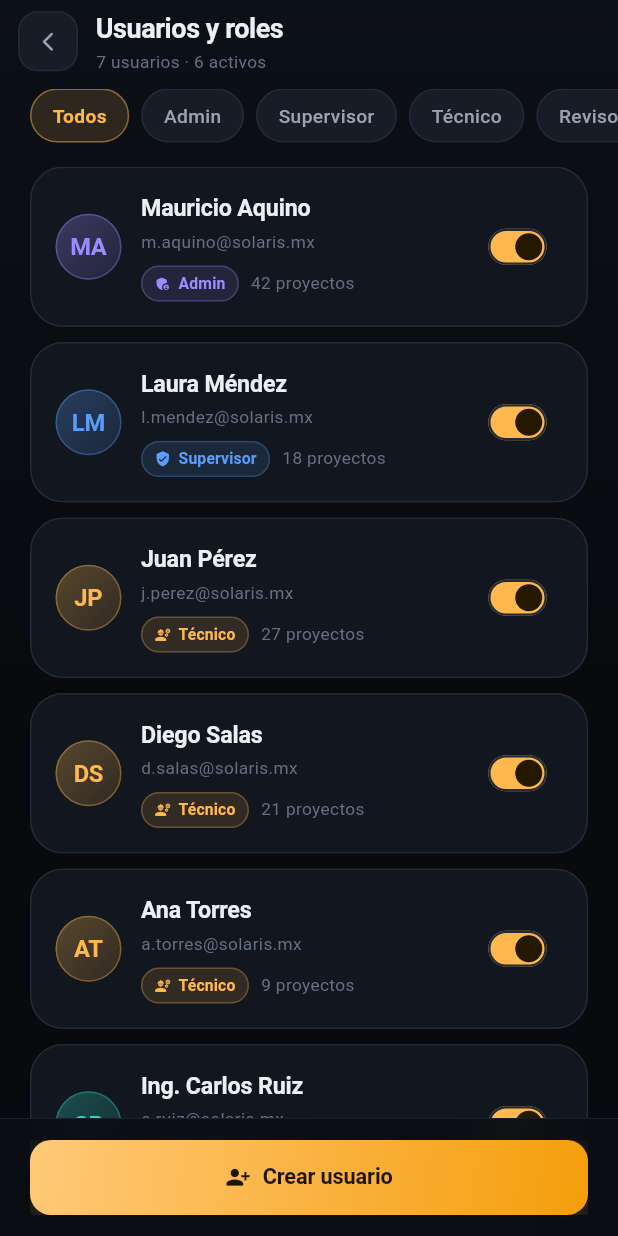
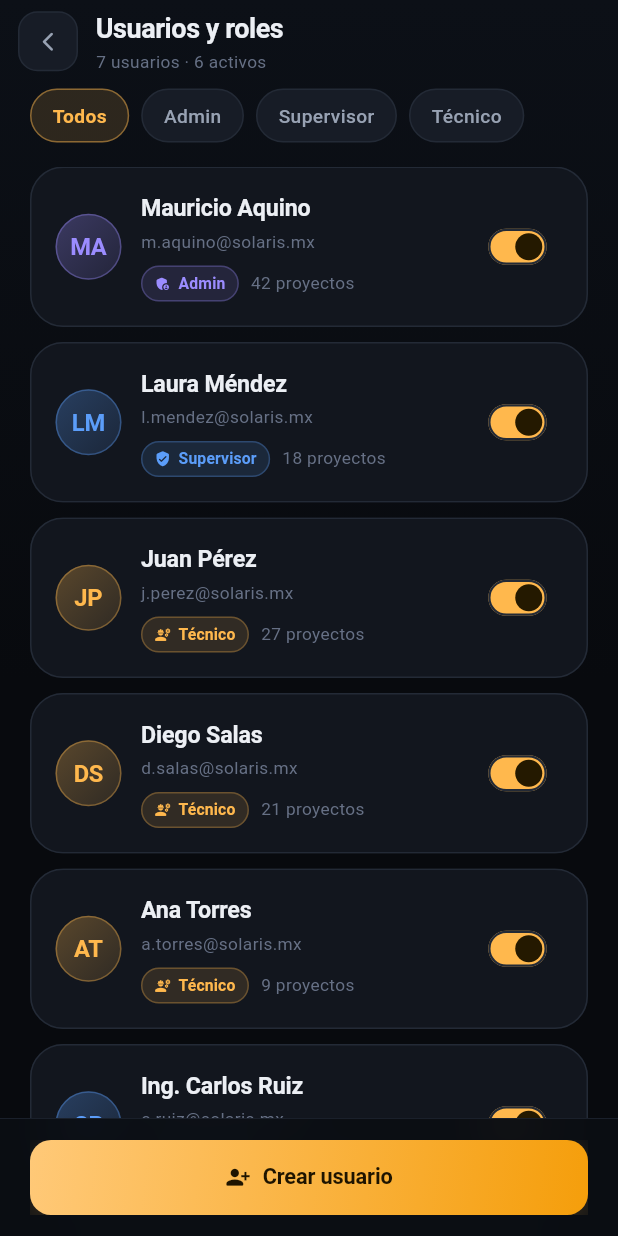
Before and after one commit to mauurier/solaris, a Flutter app: the UsersScreen screen opened directly, on a phone screen of 412 x 824 dp. Run offline on Flutter 3.47's test engine with Material 3 defaults, Android fonts, the phone set to English and light mode, and no system bars; our stand-ins replace camera, file_picker, geolocator, share_plus, sqflite, video_player; accounts and stored records are empty.

Commit message:
feat: Se eliminó el rol de revisor y sus funciones las absorbe el supervisor
- Se quitó UserRole.revisor del modelo, del inicio de sesión y del perfil.
- El supervisor ahora revisa información técnica y evidencia, registra
  observaciones de revisión, solicita correcciones y aprueba o rechaza
  levantamientos.
- El usuario de ejemplo Ing. Carlos Ruiz pasa a ser supervisor.
- Se retiraron las restricciones exclusivas del revisor en visitas,
  documentos del proyecto y creación de proyectos.
- Se actualizaron los filtros y el alta de usuarios, y el README.

```diff
--- a/lib/data/mock_data.dart
+++ b/lib/data/mock_data.dart
@@ -29,9 +29,6 @@ class AppState extends ChangeNotifier {
       case UserRole.tecnico:
         userName = 'Juan Pérez';
         userInitials = 'JP';
-      case UserRole.revisor:
-        userName = 'Ing. Carlos Ruiz';
-        userInitials = 'CR';
     }
     notifyListeners();
   }
@@ -431,7 +428,7 @@ class Mock {
     AppUser(name: 'Juan Pérez', role: UserRole.tecnico, email: 'j.perez@solaris.mx', initials: 'JP', projects: 27),
     AppUser(name: 'Diego Salas', role: UserRole.tecnico, email: 'd.salas@solaris.mx', initials: 'DS', projects: 21),
     AppUser(name: 'Ana Torres', role: UserRole.tecnico, email: 'a.torres@solaris.mx', initials: 'AT', projects: 9),
-    AppUser(name: 'Ing. Carlos Ruiz', role: UserRole.revisor, email: 'c.ruiz@solaris.mx', initials: 'CR', projects: 33),
+    AppUser(name: 'Ing. Carlos Ruiz', role: UserRole.supervisor, email: 'c.ruiz@solaris.mx', initials: 'CR', projects: 33),
     AppUser(name: 'Sofía Herrera', role: UserRole.tecnico, email: 's.herrera@solaris.mx', initials: 'SH', projects: 4, active: false),
   ];
 
--- a/lib/data/models.dart
+++ b/lib/data/models.dart
@@ -1,35 +1,31 @@
 import 'package:flutter/material.dart';
 import '../core/theme/app_colors.dart';
 
-enum UserRole { admin, supervisor, tecnico, revisor }
+enum UserRole { admin, supervisor, tecnico }
 
 extension UserRoleX on UserRole {
   String get label => switch (this) {
         UserRole.admin => 'Administrador',
         UserRole.supervisor => 'Supervisor',
         UserRole.tecnico => 'Técnico de campo',
-        UserRole.revisor => 'Revisor / Ingeniero',
       };
 
   String get short => switch (this) {
         UserRole.admin => 'Admin',
         UserRole.supervisor => 'Supervisor',
         UserRole.tecnico => 'Técnico',
-        UserRole.revisor => 'Revisor',
       };
 
   IconData get icon => switch (this) {
         UserRole.admin => Icons.admin_panel_settings_rounded,
         UserRole.supervisor => Icons.verified_user_rounded,
         UserRole.tecnico => Icons.engineering_rounded,
-        UserRole.revisor => Icons.fact_check_rounded,
       };
 
   Color get color => switch (this) {
         UserRole.admin => AppColors.violet,
         UserRole.supervisor => AppColors.blue,
         UserRole.tecnico => AppColors.accent,
-        UserRole.revisor => AppColors.teal,
       };
 }
 
--- a/lib/features/admin/users_screen.dart
+++ b/lib/features/admin/users_screen.dart
@@ -34,7 +34,7 @@ class _UsersScreenState extends State<UsersScreen> {
       child: Column(
         children: [
           FilterChips(
-            options: const ['Todos', 'Admin', 'Supervisor', 'Técnico', 'Revisor'],
+            options: const ['Todos', 'Admin', 'Supervisor', 'Técnico'],
             selected: _filter,
             onSelected: (v) => setState(() => _filter = v),
           ),
@@ -115,9 +115,10 @@ class _UsersScreenState extends State<UsersScreen> {
       UserRole.supervisor => [
           'Crear proyectos y visitas',
           'Asignar técnicos',
-          'Revisar información y evidencia',
+          'Revisar información técnica y evidencia',
+          'Registrar observaciones de revisión',
           'Solicitar correcciones',
-          'Aprobar levantamientos',
+          'Aprobar o rechazar levantamientos',
           'Generar reportes y descargar',
           'Consultar estadísticas',
         ],
@@ -130,13 +131,6 @@ class _UsersScreenState extends State<UsersScreen> {
           'Firmar el levantamiento',
           'Generar borrador del reporte',
           'Sincronizar información',
-        ],
-      UserRole.revisor => [
-          'Consultar levantamientos',
-          'Revisar información técnica y evidencia',
-          'Registrar observaciones',
-          'Solicitar correcciones',
-          'Aprobar o rechazar levantamientos',
         ],
     };
 
@@ -211,7 +205,7 @@ class _UsersScreenState extends State<UsersScreen> {
             const SizedBox(height: 16),
             const FieldLabel('Rol', required: true),
             SegmentedPicker(
-              options: const ['Admin', 'Superv.', 'Técnico', 'Revisor'],
+              options: const ['Admin', 'Superv.', 'Técnico'],
               selected: 'Técnico',
               onSelected: (_) {},
             ),
--- a/lib/features/dashboard/dashboard_screen.dart
+++ b/lib/features/dashboard/dashboard_screen.dart
@@ -48,7 +48,7 @@ class DashboardScreen extends StatelessWidget {
               const SizedBox(height: 22),
               _KpiRow(projects: projects, isField: isField),
               const SizedBox(height: 24),
-              _RecentProjects(projects: projects, onSeeAll: onSeeProjects, canCreate: !isField && state.role != UserRole.revisor),
+              _RecentProjects(projects: projects, onSeeAll: onSeeProjects, canCreate: !isField),
               if (state.role == UserRole.admin) ...[
                 const SizedBox(height: 24),
                 const _AdminTools(),
--- a/lib/features/projects/project_detail_screen.dart
+++ b/lib/features/projects/project_detail_screen.dart
@@ -97,7 +97,7 @@ class _ProjectDetailScreenState extends State<ProjectDetailScreen> {
                           style: T.tiny,
                         ),
                         const SizedBox(height: 14),
-                        ProjectDocumentsPanel(project: p, canEdit: role != UserRole.revisor),
+                        ProjectDocumentsPanel(project: p, canEdit: true),
                       ],
                     ),
                   'Evidencia' => _evidence(),
--- a/lib/features/review/review_screen.dart
+++ b/lib/features/review/review_screen.dart
@@ -103,7 +103,7 @@ class _ReviewScreenState extends State<ReviewScreen> {
             ),
           ),
           const SizedBox(height: 20),
-          const SectionLabel('Observaciones del revisor'),
+          const SectionLabel('Observaciones del supervisor'),
           GlassCard(
             child: Column(
               crossAxisAlignment: CrossAxisAlignment.stretch,
--- a/lib/features/visits/visit_screen.dart
+++ b/lib/features/visits/visit_screen.dart
@@ -34,7 +34,7 @@ class _VisitScreenState extends State<VisitScreen> {
 
   FieldVisit get v => widget.visit;
 
-  bool get _canEdit => v.started && !v.finished && AppState.instance.role != UserRole.revisor;
+  bool get _canEdit => v.started && !v.finished;
 
   Future<void> _start() async {
     setState(() => _starting = true);
@@ -81,7 +81,7 @@ class _VisitScreenState extends State<VisitScreen> {
                   _starting ? 'Obteniendo ubicación…' : 'Iniciar visita',
                   icon: Icons.play_circle_fill_rounded,
                   expand: true,
-                  onPressed: _starting || role == UserRole.revisor ? null : _start,
+                  onPressed: _starting ? null : _start,
                 )
               : v.finished
                   ? Row(
@@ -102,7 +102,7 @@ class _VisitScreenState extends State<VisitScreen> {
                       'Validar y finalizar',
                       icon: Icons.fact_check_rounded,
                       expand: true,
-                      onPressed: role == UserRole.revisor ? null : () => push(context, ValidationScreen(visit: v)),
+                      onPressed: () => push(context, ValidationScreen(visit: v)),
                     ),
           child: v.started ? _inProgress(project) : _notStarted(project),
         );
```
Also changed, not shown: 1 other file.
